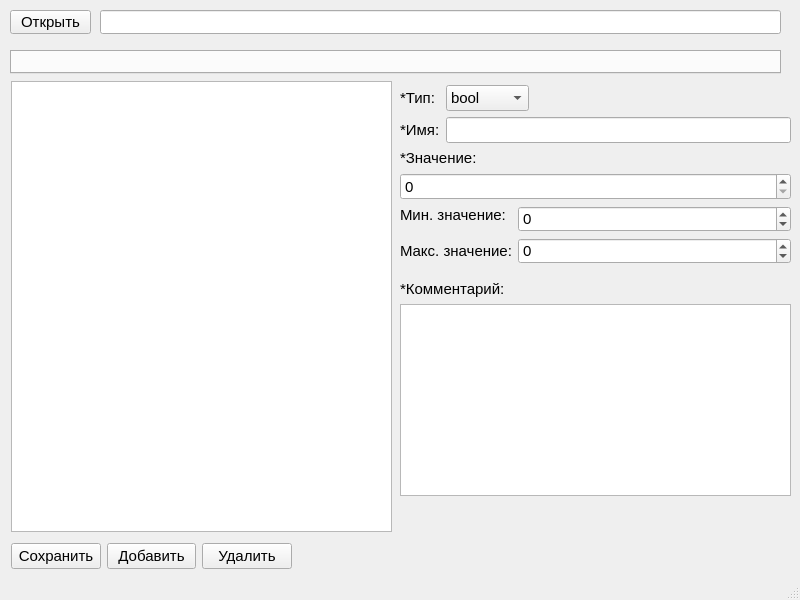
Above: mainwindow.ui from Jerely/cfgeditor-ui before the change. Below: the same form after it.
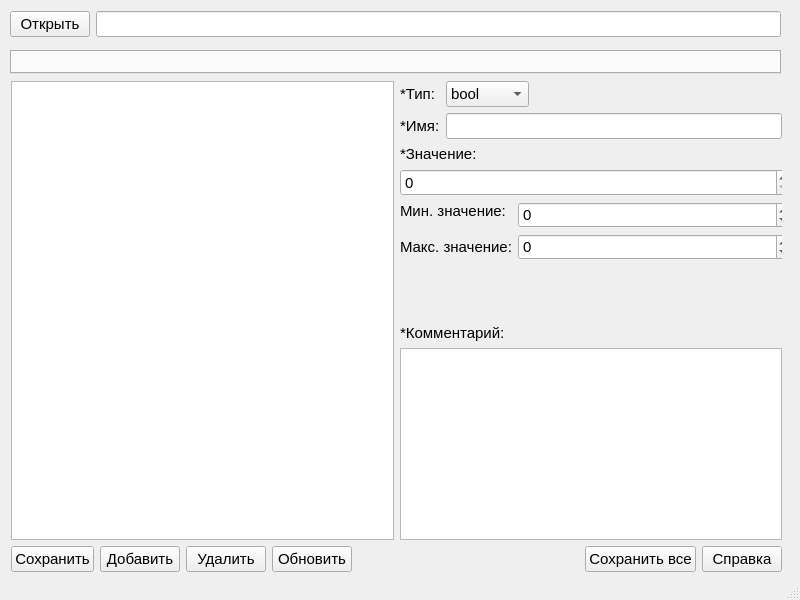
That is the form after the change. The open tabs and pages were chosen to show the change. Custom widgets are drawn as their Qt base class.

Diff of the .ui file:
```diff
--- a/mainwindow.ui
+++ b/mainwindow.ui
@@ -26,16 +26,6 @@
    <string>MainWindow</string>
   </property>
   <widget class="QWidget" name="centralwidget">
-   <widget class="QListWidget" name="optionsListWidget">
-    <property name="geometry">
-     <rect>
-      <x>11</x>
-      <y>81</y>
-      <width>381</width>
-      <height>451</height>
-     </rect>
-    </property>
-   </widget>
    <widget class="QTabWidget" name="tabsWidget">
     <property name="geometry">
      <rect>
@@ -51,30 +41,18 @@
      </font>
     </property>
    </widget>
-   <widget class="QLineEdit" name="projDirLineEdit">
+   <widget class="QWidget" name="layoutWidget">
     <property name="geometry">
      <rect>
-      <x>100</x>
+      <x>10</x>
       <y>10</y>
-      <width>681</width>
-      <height>24</height>
+      <width>771</width>
+      <height>28</height>
      </rect>
     </property>
-    <property name="font">
-     <font>
-      <pointsize>11</pointsize>
-     </font>
-    </property>
-   </widget>
+    <layout class="QHBoxLayout" name="horizontalLayout_4">
+     <item>
    <widget class="QPushButton" name="openPushButton">
-    <property name="geometry">
-     <rect>
-      <x>10</x>
-      <y>10</y>
-      <width>81</width>
-      <height>24</height>
-     </rect>
-    </property>
     <property name="font">
      <font>
       <pointsize>11</pointsize>
@@ -84,15 +62,103 @@
      <string>Открыть</string>
     </property>
    </widget>
+     </item>
+     <item>
+      <widget class="QLineEdit" name="projDirLineEdit">
+       <property name="font">
+        <font>
+         <pointsize>11</pointsize>
+        </font>
+       </property>
+      </widget>
+     </item>
+    </layout>
+   </widget>
    <widget class="QWidget" name="layoutWidget">
     <property name="geometry">
      <rect>
-      <x>400</x>
-      <y>85</y>
-      <width>391</width>
-      <height>411</height>
+      <x>11</x>
+      <y>81</y>
+      <width>771</width>
+      <height>491</height>
      </rect>
     </property>
+    <layout class="QHBoxLayout" name="horizontalLayout_3">
+     <item>
+      <layout class="QVBoxLayout" name="verticalLayout_5">
+       <item>
+        <widget class="QListWidget" name="optionsListWidget"/>
+       </item>
+       <item>
+        <layout class="QHBoxLayout" name="horizontalLayout_2">
+         <item>
+          <widget class="QPushButton" name="saveButton">
+           <property name="font">
+            <font>
+             <pointsize>11</pointsize>
+            </font>
+           </property>
+           <property name="text">
+            <string>Сохранить</string>
+           </property>
+          </widget>
+         </item>
+         <item>
+          <widget class="QPushButton" name="addButton">
+           <property name="font">
+            <font>
+             <pointsize>11</pointsize>
+            </font>
+           </property>
+           <property name="text">
+            <string>Добавить</string>
+           </property>
+          </widget>
+         </item>
+         <item>
+          <widget class="QPushButton" name="removeButton">
+           <property name="font">
+            <font>
+             <pointsize>11</pointsize>
+            </font>
+           </property>
+           <property name="text">
+            <string>Удалить</string>
+           </property>
+          </widget>
+         </item>
+         <item>
+          <widget class="QPushButton" name="updateButton">
+           <property name="font">
+            <font>
+             <pointsize>11</pointsize>
+            </font>
+           </property>
+           <property name="text">
+            <string>Обновить</string>
+           </property>
+          </widget>
+         </item>
+         <item>
+          <spacer name="horizontalSpacer_2">
+           <property name="orientation">
+            <enum>Qt::Horizontal</enum>
+           </property>
+           <property name="sizeHint" stdset="0">
+            <size>
+             <width>40</width>
+             <height>20</height>
+            </size>
+           </property>
+          </spacer>
+         </item>
+        </layout>
+       </item>
+      </layout>
+     </item>
+     <item>
+      <layout class="QVBoxLayout" name="verticalLayout_4">
+       <item>
     <layout class="QVBoxLayout" name="verticalLayout">
      <item>
       <layout class="QFormLayout" name="formLayout">
@@ -454,52 +520,49 @@
       </widget>
      </item>
     </layout>
-   </widget>
-   <widget class="QWidget" name="">
-    <property name="geometry">
-     <rect>
-      <x>11</x>
-      <y>542</y>
-      <width>281</width>
-      <height>28</height>
-     </rect>
-    </property>
+       </item>
+       <item>
     <layout class="QHBoxLayout" name="horizontalLayout">
      <item>
-      <widget class="QPushButton" name="saveButton">
-       <property name="font">
-        <font>
-         <pointsize>11</pointsize>
-        </font>
-       </property>
-       <property name="text">
-        <string>Сохранить</string>
-       </property>
-      </widget>
+          <spacer name="horizontalSpacer">
+           <property name="orientation">
+            <enum>Qt::Horizontal</enum>
+           </property>
+           <property name="sizeHint" stdset="0">
+            <size>
+             <width>40</width>
+             <height>20</height>
+            </size>
+           </property>
+          </spacer>
      </item>
      <item>
-      <widget class="QPushButton" name="addButton">
+          <widget class="QPushButton" name="saveAllButton">
        <property name="font">
         <font>
          <pointsize>11</pointsize>
         </font>
        </property>
        <property name="text">
-        <string>Добавить</string>
+            <string>Сохранить все</string>
        </property>
       </widget>
      </item>
      <item>
-      <widget class="QPushButton" name="removeButton">
+          <widget class="QPushButton" name="helpButton">
        <property name="font">
         <font>
          <pointsize>11</pointsize>
         </font>
        </property>
        <property name="text">
-        <string>Удалить</string>
-       </property>
-      </widget>
+            <string>Справка</string>
+           </property>
+          </widget>
+         </item>
+        </layout>
+       </item>
+      </layout>
      </item>
     </layout>
    </widget>
```
Left out of the diff: 2 changed lines with no effect on the pictures. Lines whose indentation alone changed are shown as unchanged.
